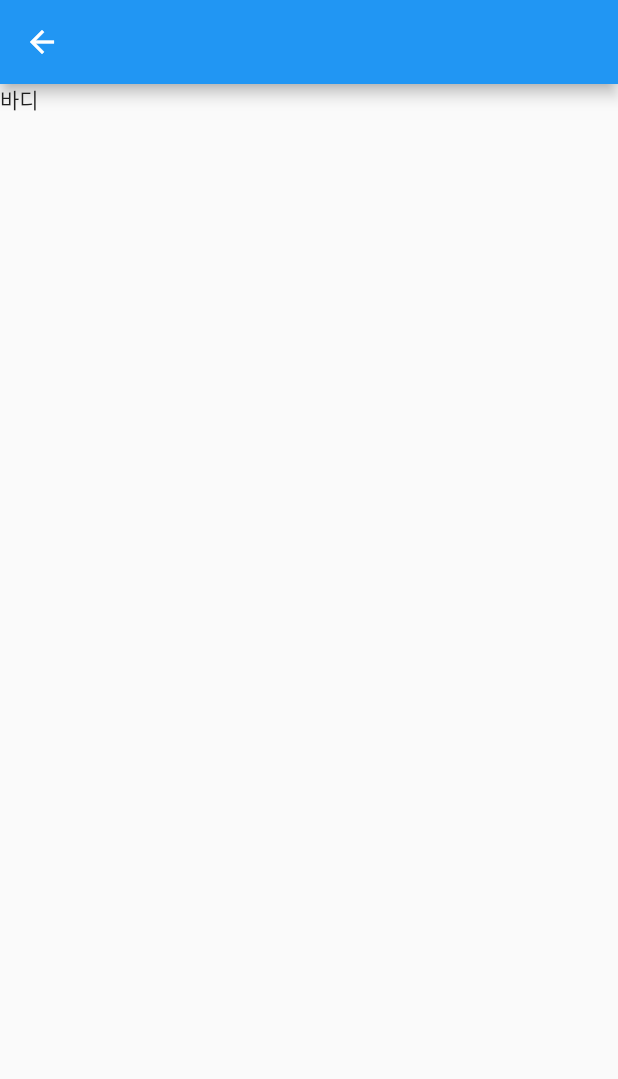
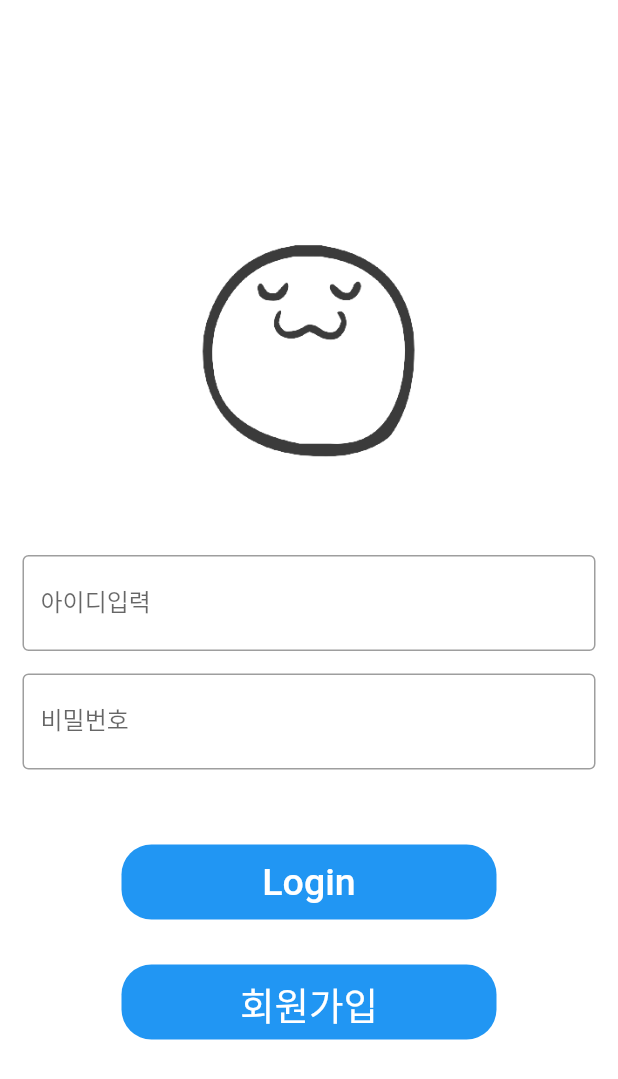
Before and after one commit to cheon2308/ppolppolppol, a Flutter app: the loginPage screen opened directly, on a phone screen of 412 x 824 dp. Shown: the top 1079 px of the screen. Run offline on Flutter 3.47's test engine with Material 2 defaults, Android fonts, the phone set to English and light mode, and no system bars.

Commit message:
Feat : 추가 로그인페이지

```diff
--- a/ppol/lib/login/loginPage.dart
+++ b/ppol/lib/login/loginPage.dart
@@ -1,13 +1,100 @@
 import 'package:flutter/material.dart';
 
-class loginPage extends StatelessWidget {
+class loginPage extends StatefulWidget {
   const loginPage({Key? key}) : super(key: key);
 
   @override
+  State<loginPage> createState() => _loginPage();
+}
+
+class _loginPage extends State<loginPage> {
+
+  final String imageLogoName = "assets/main_logo/ppol_logo.png";
+  @override
   Widget build(BuildContext context) {
     return Scaffold(
-      appBar: AppBar(),
-      body: Text("바디"),
+      backgroundColor: Colors.white,
+      body: SingleChildScrollView(
+        child: Column(
+          children: <Widget>[
+            Padding(
+              padding: const EdgeInsets.only(top: 160.0),
+              child: Center(
+                child: Container(
+                    margin: EdgeInsets.fromLTRB(0, 0, 0, 60),
+                    width: 200,
+                    height: 150,
+                    /*decoration: BoxDecoration(
+                        color: Colors.red,
+                        borderRadius: BorderRadius.circular(50.0)),*/
+                    child: Image.asset(imageLogoName)),
+              ),
+            ),
+            Padding(
+              //padding: const EdgeInsets.only(left:15.0,right: 15.0,top:0,bottom: 0),
+              padding: EdgeInsets.symmetric(horizontal: 15),
+              child: TextField(
+                decoration: InputDecoration(
+                    border: OutlineInputBorder(),
+                    labelText: '아이디입력',
+                    hintText: '아이디를 입력해 주세요'),
+              ),
+            ),
+            Padding(
+              padding: const EdgeInsets.only(
+                  left: 15.0, right: 15.0, top: 15, bottom: 0),
+              //padding: EdgeInsets.symmetric(horizontal: 15),
+              child: TextField(
+                obscureText: true,
+                decoration: InputDecoration(
+                    border: OutlineInputBorder(),
+                    labelText: '비밀번호',
+                    hintText: '비밀번호를 입력해 주세요'),
+              ),
+            ),
+            Padding(
+              padding: const EdgeInsets.fromLTRB(0,50,0,0),
+              child: Container(
+                height: 50,
+                width: 250,
+                decoration: BoxDecoration(
+                    color: Colors.blue, borderRadius: BorderRadius.circular(20)),
+                child: TextButton(
+                  onPressed: () {
+                    // Navigator.push(
+                    //     context, MaterialPageRoute(builder: (_) => homePage()));
+                    print("로그인");
+                  },
+                  child: Text(
+                    'Login',
+                    style: TextStyle(color: Colors.white, fontSize: 25),
+                  ),
+                ),
+              ),
+            ),
+            Padding(
+              padding: const EdgeInsets.fromLTRB(0,30,0,0),
+              child: Container(
+                height: 50,
+                width: 250,
+                decoration: BoxDecoration(
+                    color: Colors.blue, borderRadius: BorderRadius.circular(20)),
+                child: TextButton(
+                  onPressed: () {
+                    // Navigator.push(
+                    //     context, MaterialPageRoute(builder: (_) => homePage()));
+                    print("회원가입");
+                  },
+                  child: Text(
+                    '회원가입',
+                    style: TextStyle(color: Colors.white, fontSize: 25),
+                  ),
+                ),
+              ),
+            ),
+          ],
+        ),
+      ),
     );
   }
 }
--- a/ppol/lib/main.dart
+++ b/ppol/lib/main.dart
@@ -1,22 +1,22 @@
-import 'dart:async';
-
 import 'package:flutter/material.dart';
-import './login/landingPage.dart';
+import 'package:ppol/login/loginPage.dart';
 
 void main() {
-  runApp(const MyApp());
+  runApp(const MyApp()  )  ;
 }
 
-class MyApp extends StatelessWidget {
+class MyApp extends StatefulWidget {
   const MyApp({super.key});
+  @override
+  State<MyApp> createState() => _MyAppState();
+}
 
-
+class _MyAppState extends State<MyApp> {
   @override
-  Widget build(BuildContext context){
+  Widget build(BuildContext context) {
     return MaterialApp(
-      home: landingPage2(),
+        debugShowCheckedModeBanner: false,
+        home:loginPage()
     );
   }
-
-
 }
```
Also changed, not shown: ppol/lib/login/homePage.dart (added, +10 -0 lines), ppol/lib/login/landingPage.dart (+4 -47 lines), ppol/pubspec.yaml (+145 -2 lines), 10 other files.
